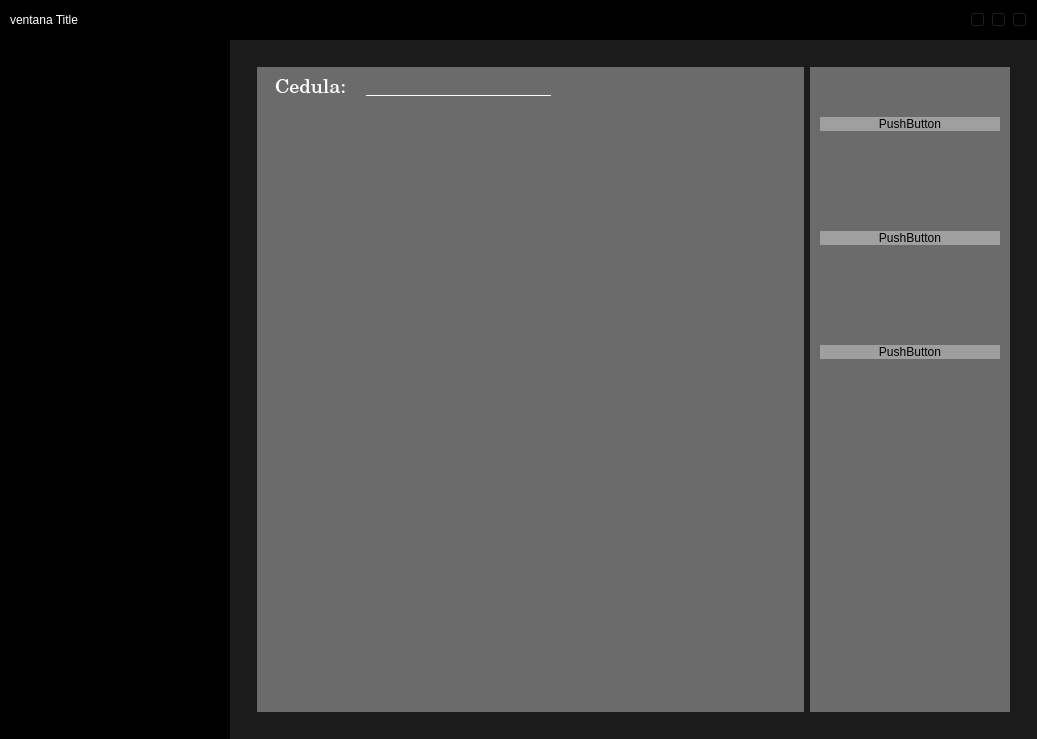
First picture: the form in app/views/work.ui, repository Jpalacio98/Tzedaka, before the edit.
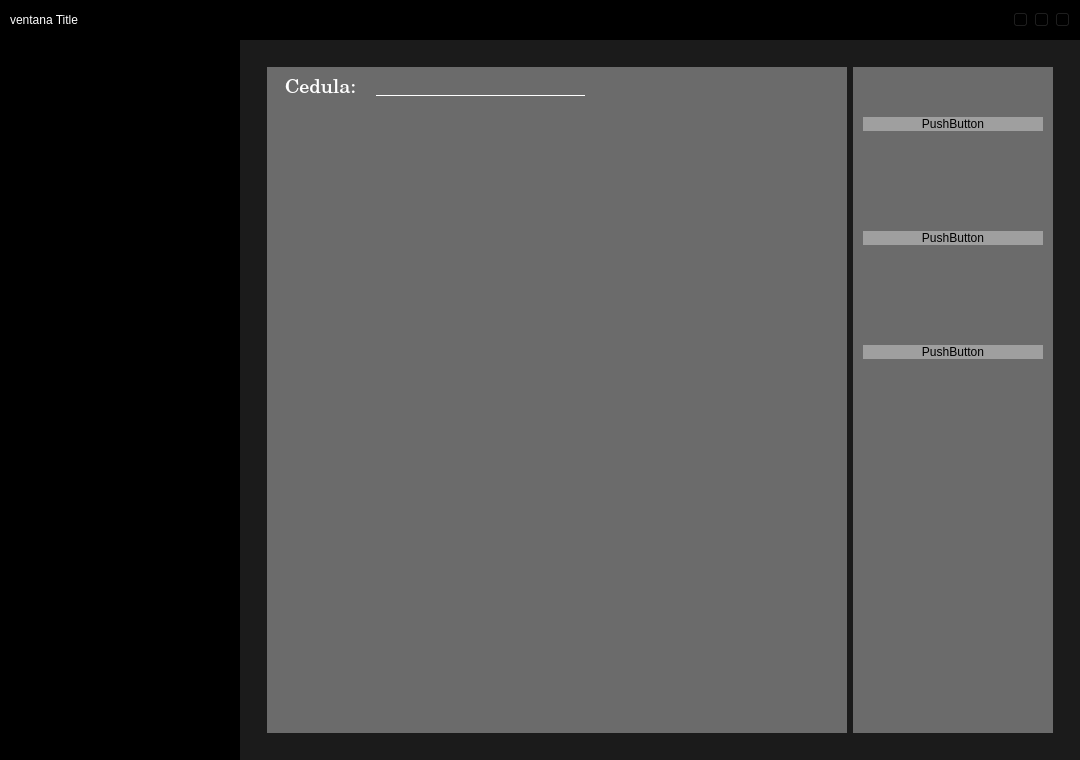
Second picture: the form after the edit. Icons and pictures are not drawn.

What changed in the file:
```diff
--- a/app/views/work.ui
+++ b/app/views/work.ui
@@ -6,8 +6,8 @@
    <rect>
     <x>0</x>
     <y>0</y>
-    <width>1037</width>
-    <height>739</height>
+    <width>1080</width>
+    <height>760</height>
    </rect>
   </property>
   <property name="windowTitle">
@@ -224,8 +224,8 @@
                <rect>
                 <x>0</x>
                 <y>0</y>
-                <width>789</width>
-                <height>681</height>
+                <width>822</width>
+                <height>702</height>
                </rect>
               </property>
               <layout class="QHBoxLayout" name="horizontalLayout_5">
```
Left out of the diff: 6 changed lines with no effect on the pictures.
